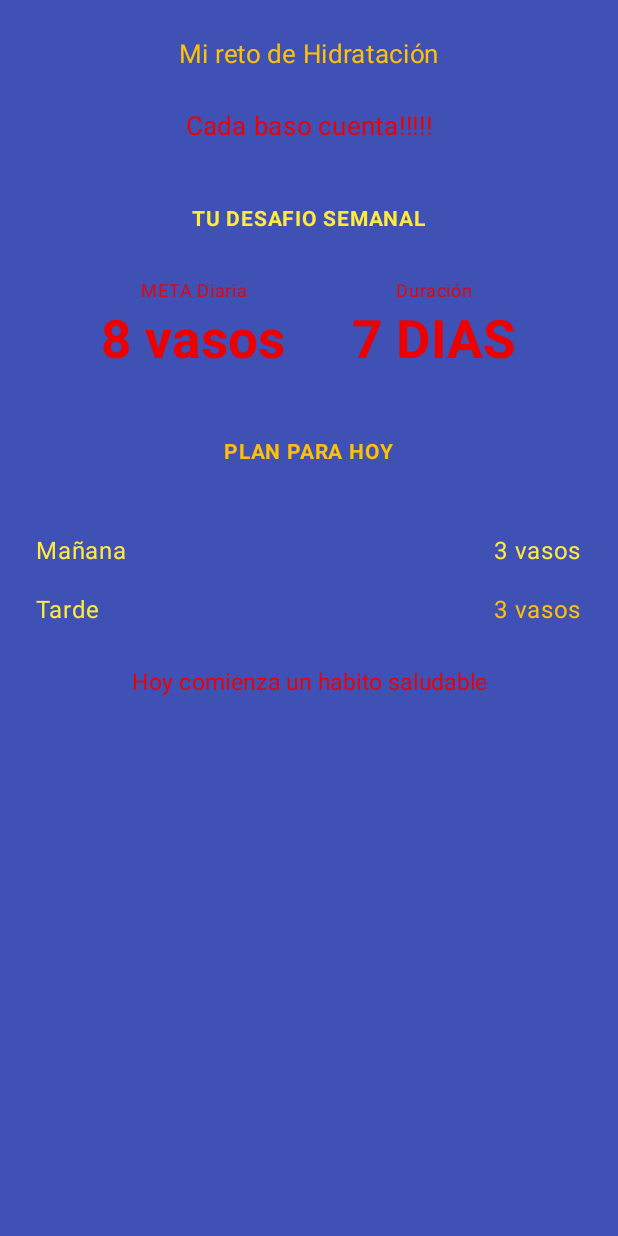
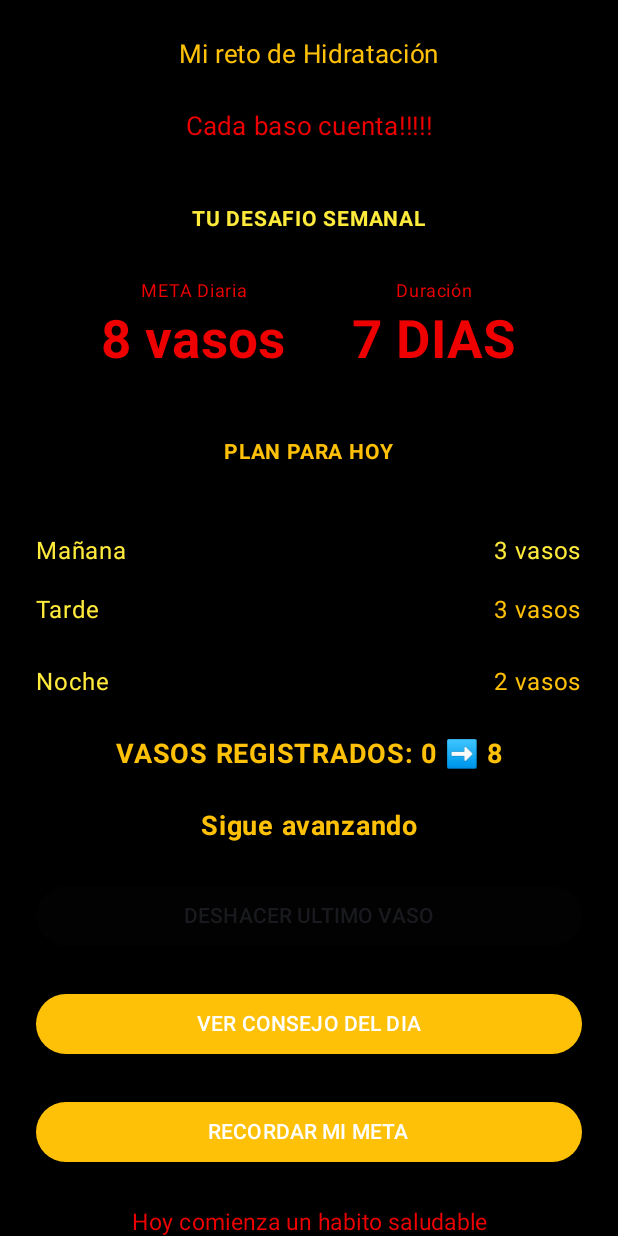
Before and after one commit to JovaniTL/MiRetoHidratacion, an Android app built with Jetpack Compose: the screen it shows after launch (MainActivity), on a phone screen of 412 x 824 dp. Run offline under Robolectric (Android 15) with nearby library versions, the phone set to English and light mode, and no system bars.

Commit message:
Cuarto commit: Vista PantallaHidratacionV4

```diff
--- a/app/src/main/java/com/example/miretohidratacion/MainActivity.kt
+++ b/app/src/main/java/com/example/miretohidratacion/MainActivity.kt
@@ -52,7 +52,7 @@ class MainActivity : ComponentActivity() {
         setContent {
             MiRetohidratacionTheme {
                 Scaffold(modifier = Modifier.fillMaxSize()) { innerPadding ->
-                    PantallaHidratacionV3(modifier = Modifier.padding(innerPadding))
+                    PantallaHidratacionV4(modifier = Modifier.padding(innerPadding))
                 }
             }
         }
@@ -60,12 +60,17 @@ class MainActivity : ComponentActivity() {
 }
 
 @Composable
-fun PantallaHidratacionV3(modifier: Modifier) {
-    val fondo = Color(0xFF3F51B5)
+fun PantallaHidratacionV4(modifier: Modifier) {
+    val fondo = Color(0xFF000000)
     val color1 = Color(0xFFFFC107)
     val color2 = Color(0xFFEE0000)
     val color3 = Color(0xFFFFEB3B)
-    val color4 = Color(0xFFFF0000)
+
+    val contexto = LocalContext.current
+
+    var vasos by remember { mutableIntStateOf(0) }
+    val meta = 8
+
     Column(
         modifier = modifier
             .fillMaxSize()
@@ -80,7 +85,6 @@ fun PantallaHidratacionV3(modifier: Modifier) {
             color = color1
         )
         Spacer(modifier = Modifier.height(24.dp))
-
         Text(
             text = "Cada baso cuenta!!!!!",
             fontSize = 17.sp,
@@ -94,6 +98,7 @@ fun PantallaHidratacionV3(modifier: Modifier) {
             color = color3
         )
         Spacer(modifier= Modifier.height(24.dp))
+
         Row(
             modifier = Modifier.fillMaxWidth(),
             horizontalArrangement = Arrangement.SpaceEvenly,
@@ -102,7 +107,7 @@ fun PantallaHidratacionV3(modifier: Modifier) {
             Column(horizontalAlignment = Alignment.CenterHorizontally) {
                 Text("META Diaria", fontSize = 12.sp, color=color2)
                 Text(
-                    text = "8 vasos",
+                    text = "$meta vasos",
                     fontSize = 35.sp,
                     fontWeight = FontWeight.Bold,
                     color = color2
@@ -119,7 +124,6 @@ fun PantallaHidratacionV3(modifier: Modifier) {
             }
         }
         Spacer(modifier= Modifier.height(42.dp))
-
         Text(
             text = "PLAN PARA HOY",
             fontSize = 14.sp,
@@ -127,7 +131,6 @@ fun PantallaHidratacionV3(modifier: Modifier) {
             color = color1
         )
         Spacer(modifier= Modifier.height(42.dp))
-
         Row(
             modifier = Modifier.fillMaxWidth(),
             horizontalArrangement = Arrangement.SpaceBetween
@@ -144,9 +147,69 @@ fun PantallaHidratacionV3(modifier: Modifier) {
             Text("Tarde", fontSize = 16.sp, color = color3)
             Text("3 vasos", fontSize = 16.sp, color = color1)
         }
-
+        Spacer(modifier= Modifier.height(24.dp))
+        Row(
+            modifier = Modifier.fillMaxWidth(),
+            horizontalArrangement = Arrangement.SpaceBetween
+        ) {
+            Text("Noche", fontSize = 16.sp, color = color3)
+            Text("2 vasos", fontSize = 16.sp, color = color1)
+        }
+        Spacer(modifier= Modifier.height(24.dp))
+        Text(
+            text ="VASOS REGISTRADOS: $vasos ➡️ $meta",
+            fontSize = 18.sp,
+            fontWeight = FontWeight.Bold,
+            color = color1,
+            textAlign = TextAlign.Center
+        )
+        Spacer(modifier= Modifier.height(24.dp))
+        Text(
+            text = if(vasos == meta) "META ALCANZADA" else "Sigue avanzando",
+            fontSize = 18.sp,
+            fontWeight = FontWeight.Bold,
+            color = color1,
+            textAlign = TextAlign.Center
+        )
+        Spacer(modifier= Modifier.height(24.dp))
+        Button(
+            onClick = { if(vasos > 0) vasos-- },
+            enabled = vasos > 0,
+            modifier = Modifier.fillMaxWidth(),
+            colors = ButtonDefaults.buttonColors(containerColor = color1)
+        ) {
+            Text("DESHACER ULTIMO VASO", fontSize = 14.sp)
+        }
         Spacer(modifier= Modifier.height(24.dp))
 
+        Button(
+            onClick = {
+                makeText(
+                    contexto,
+                    "Consejo: distribuye los vasos durante el día",
+                    Toast.LENGTH_SHORT
+                ).show()
+            },
+            modifier = Modifier.fillMaxWidth(),
+            colors = ButtonDefaults.buttonColors(containerColor = color1)
+        ) {
+            Text("VER CONSEJO DEL DIA")
+        }
+        Spacer(modifier= Modifier.height(24.dp))
+        Button(
+            onClick = {
+                makeText(
+                    contexto,
+                    "Tu meta es de 8 vasos diarios durante 7 dias",
+                    Toast.LENGTH_SHORT
+                ).show()
+            },
+            modifier = Modifier.fillMaxWidth(),
+            colors = ButtonDefaults.buttonColors(containerColor = color1)
+        ) {
+            Text("RECORDAR MI META")
+        }
+        Spacer(modifier= Modifier.height(24.dp))
         Text(
             text = "Hoy comienza un habito saludable",
             fontSize = 15.sp,
@@ -154,4 +217,5 @@ fun PantallaHidratacionV3(modifier: Modifier) {
             textAlign = TextAlign.Center
         )
     }
+
 }
```
